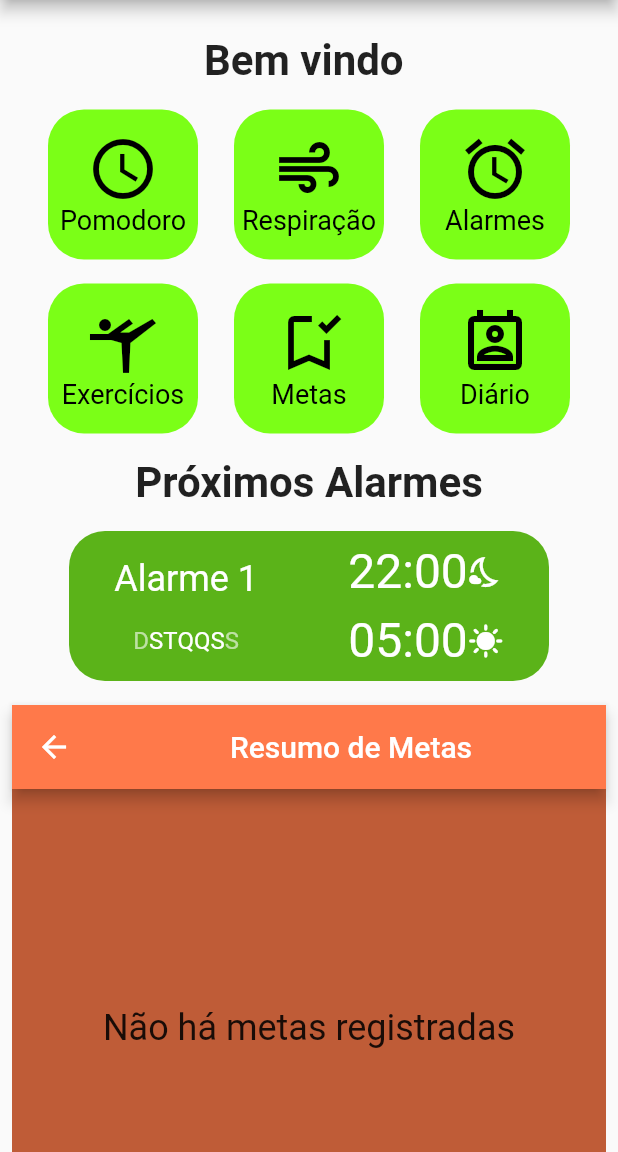
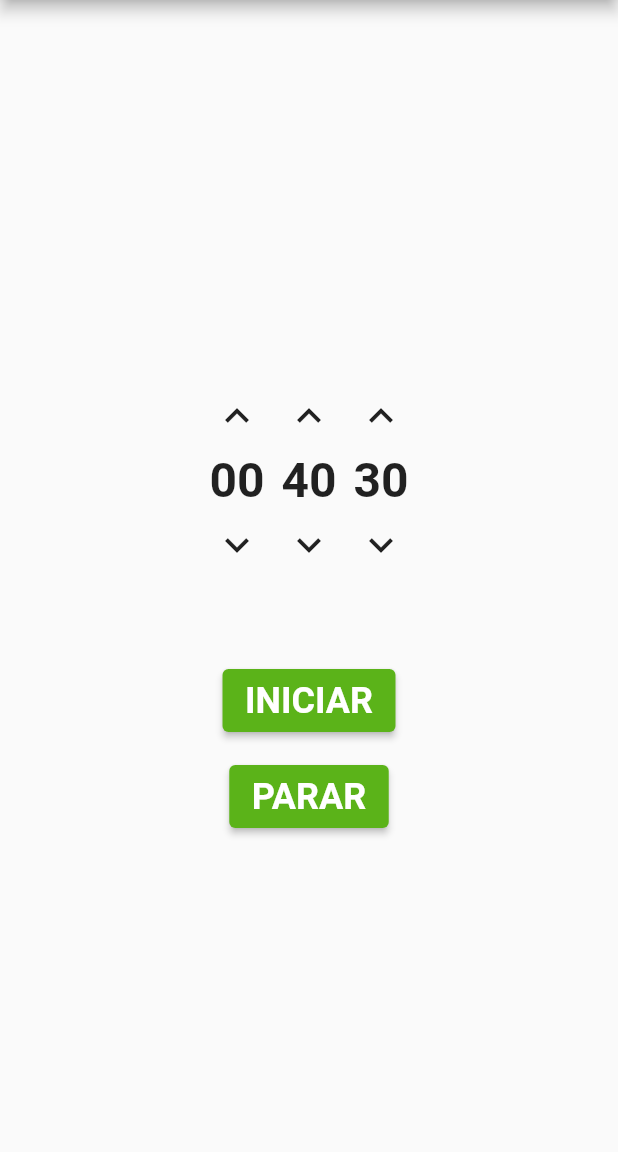
Before and after one commit to SamNascimento/BetterDays, a Flutter app: the TelaPrincipalScreen screen opened by its route, after a tap on "Pomodoro", on a phone screen of 412 x 824 dp, the part 84-1236 px from its top. Run offline on Flutter 3.47's test engine with Material 2 defaults, Android fonts, the phone set to English and light mode, and no system bars; our stand-ins replace shared_preferences, vibration; missing offline and left inert: flutter_ringtone_player, http_interceptor; accounts and stored records are empty; statements that could not run were skipped.

Commit message:
Adicionando tela de pomodoro

```diff
--- a/lib/main.dart
+++ b/lib/main.dart
@@ -1,5 +1,6 @@
 import 'package:better_days/screens/cadastro_screen.dart';
 import 'package:better_days/screens/login_screen.dart';
+import 'package:better_days/screens/pomodoro_screen.dart';
 import 'package:better_days/screens/principal_screen.dart';
 import 'package:flutter/material.dart';
 
@@ -18,6 +19,7 @@ class MyApp extends StatelessWidget {
       routes: {
         '/cadastro': (context) => const CadastroScreen(),
         '/home': (context) => const TelaPrincipalScreen(),
+        '/pomodoro': (context) => const PomodoroScreen(),
       },
     );
   }
--- /dev/null
+++ b/lib/screens/pomodoro_screen.dart
@@ -0,0 +1,242 @@
+import 'dart:async';
+
+import 'package:flutter/material.dart';
+import 'package:vibration/vibration.dart';
+import 'package:flutter_ringtone_player/flutter_ringtone_player.dart';
+
+class PomodoroScreen extends StatefulWidget {
+  const PomodoroScreen({Key? key}) : super(key: key);
+
+  @override
+  State<PomodoroScreen> createState() => _PomodoroScreenState();
+}
+
+class _PomodoroScreenState extends State<PomodoroScreen> {
+  Timer? contagemRegressiva;
+
+  int hora = 0;
+  int minuto = 40;
+  int segundos = 30;
+
+  Duration duracao = const Duration();
+  Duration duracaoZerada = const Duration(hours: 0, minutes: 0, seconds: 0);
+
+  void comecarContagem() {
+    contagemRegressiva =
+        Timer.periodic(const Duration(seconds: 1), (Timer timer) => setContagem());
+  }
+
+  void pararContagem() {
+    setState(() => contagemRegressiva!.cancel());
+  }
+
+  void setContagem() {
+    setState(() {
+      if (duracao == duracaoZerada) {
+        setState(() {
+          contagemRegressiva!.cancel();
+          vibrarAlerta();
+          tocarAlerta();
+        });
+      } else {
+        setState((){
+          segundos --;
+
+          duracao = Duration(seconds: segundos);
+        });
+      }
+    });
+  }
+
+  void vibrarAlerta() async {
+    if (await Vibration.hasVibrator() ?? false) {
+      if (await Vibration.hasCustomVibrationsSupport() ?? false) {
+        Vibration.vibrate(pattern: [500, 1000, 500, 2000]);
+      } else {
+        Vibration.vibrate();
+        await Future.delayed(const Duration(milliseconds: 500));
+        Vibration.vibrate();
+        await Future.delayed(const Duration(milliseconds: 500));
+        Vibration.vibrate();
+      }
+    }
+  }
+
+  void tocarAlerta() async {
+    FlutterRingtonePlayer.play(
+      android: AndroidSounds.notification,
+      ios: IosSounds.glass,
+      looping: true,
+      volume: 1.0,
+      asAlarm: false,
+    );
+
+    await Future.delayed(const Duration(seconds: 2));
+
+    FlutterRingtonePlayer.stop();
+  }
+
+  @override
+  Widget build(BuildContext context) {
+    duracao = Duration(hours: hora, minutes: minuto, seconds: segundos);
+
+    String strDigits(int n) => n.toString().padLeft(2, '0');
+    final horaString = strDigits(duracao.inHours.remainder(24));
+    final minutoString = strDigits(duracao.inMinutes.remainder(60));
+    final segundosString = strDigits(duracao.inSeconds.remainder(60));
+
+    return Scaffold(
+      appBar: AppBar(
+        backgroundColor: const Color(0xFF304FFE),
+        title: const Text('Better Days'),
+      ),
+      body: Center(
+        child: Column(
+          mainAxisAlignment: MainAxisAlignment.center,
+          children: [
+            Padding(
+              padding: const EdgeInsets.all(48.0),
+              child: Row(
+                mainAxisAlignment: MainAxisAlignment.center,
+                children: [
+                  Column(
+                    mainAxisAlignment: MainAxisAlignment.center,
+                    children: [
+                      IconButton(
+                        onPressed: () {
+                          setState(() => hora++);
+                        },
+                        icon: const Icon(
+                          Icons.keyboard_arrow_up,
+                          size: 32,
+                        ),
+                      ),
+                      Text(
+                        horaString,
+                        style: const TextStyle(
+                            fontSize: 32, fontWeight: FontWeight.bold),
+                      ),
+                      IconButton(
+                        onPressed: () {
+                          setState(() => hora--);
+                        },
+                        icon: const Icon(
+                          Icons.keyboard_arrow_down,
+                          size: 32,
+                        ),
+                      ),
+                    ],
+                  ),
+                  Column(
+                    mainAxisAlignment: MainAxisAlignment.center,
+                    children: [
+                      IconButton(
+                        onPressed: () {
+                          setState(() => minuto++);
+                        },
+                        icon: const Icon(
+                          Icons.keyboard_arrow_up,
+                          size: 32,
+                        ),
+                      ),
+                      Text(
+                        minutoString,
+                        style: const TextStyle(
+                            fontSize: 32, fontWeight: FontWeight.bold),
+                      ),
+                      IconButton(
+                        onPressed: () {
+                          setState(() => minuto--);
+                        },
+                        icon: const Icon(
+                          Icons.keyboard_arrow_down,
+                          size: 32,
+                        ),
+                      ),
+                    ],
+                  ),
+                  Column(
+                    mainAxisAlignment: MainAxisAlignment.center,
+                    children: [
+                      IconButton(
+                        onPressed: () {
+                          setState(() => segundos++);
+                        },
+                        icon: const Icon(
+                          Icons.keyboard_arrow_up,
+                          size: 32,
+                        ),
+                      ),
+                      Text(
+                        segundosString,
+                        style: const TextStyle(
+                            fontSize: 32, fontWeight: FontWeight.bold),
+                      ),
+                      IconButton(
+                        onPressed: () {
+                          setState(() => segundos--);
+                        },
+                        icon: const Icon(
+                          Icons.keyboard_arrow_down,
+                          size: 32,
+                        ),
+                      ),
+                    ],
+                  ),
+                ],
+              ),
+            ),
+            Padding(
+              padding: const EdgeInsets.all(8.0),
+              child: ElevatedButton(
+                onPressed: () {
+                  if (contagemRegressiva != null) {
+                    if (contagemRegressiva!.isActive) {
+                      null;
+                    } else{
+                      comecarContagem();
+                    }
+                  } else {
+                    comecarContagem();
+                  }
+                },
+                style: ElevatedButton.styleFrom(
+                  backgroundColor: const Color(0xFF5BB319),
+                  padding:
+                      const EdgeInsets.symmetric(horizontal: 15, vertical: 7),
+                  textStyle: const TextStyle(
+                    fontSize: 24,
+                    fontWeight: FontWeight.bold,
+                    color: Colors.white,
+                  ),
+                ),
+                child: const Text('INICIAR'),
+              ),
+            ),
+            Padding(
+              padding: const EdgeInsets.all(8.0),
+              child: ElevatedButton(
+                onPressed: (){
+                  if (contagemRegressiva == null || contagemRegressiva!.isActive) {
+                    pararContagem();
+                  }
+                },
+                style: ElevatedButton.styleFrom(
+                  backgroundColor: const Color(0xFF5BB319),
+                  padding:
+                  const EdgeInsets.symmetric(horizontal: 15, vertical: 7),
+                  textStyle: const TextStyle(
+                    fontSize: 24,
+                    fontWeight: FontWeight.bold,
+                    color: Colors.white,
+                  ),
+                ),
+                child: const Text('PARAR'),
+              ),
+            ),
+          ],
+        ),
+      ),
+    );
+  }
+}
--- a/lib/screens/principal_screen.dart
+++ b/lib/screens/principal_screen.dart
@@ -1,7 +1,6 @@
 import 'package:better_days/components/alarm_button.dart';
 import 'package:better_days/components/menu_button.dart';
 import 'package:better_days/components/resumo_metas_button.dart';
-import 'package:better_days/http/webclients/listametas_webclient.dart';
 import 'package:flutter/material.dart';
 import 'package:shared_preferences/shared_preferences.dart';
 
@@ -69,7 +68,7 @@ class _TelaPrincipalScreenState extends State<TelaPrincipalScreen> {
                         MenuButton(
                             icone: Icons.watch_later_outlined,
                             nome: 'Pomodoro',
-                            onClick: () {}),
+                            onClick: () => Navigator.pushNamed(context, '/pomodoro')),
                         MenuButton(
                             icone: Icons.air_outlined,
                             nome: 'Respiração',
--- a/pubspec.yaml
+++ b/pubspec.yaml
@@ -32,6 +32,8 @@ dependencies:
   http:
   http_interceptor:
   shared_preferences:
+  vibration:
+  flutter_ringtone_player: ^3.2.0
 
 
   # The following adds the Cupertino Icons font to your application.
```
Also changed, not shown: pubspec.lock.
